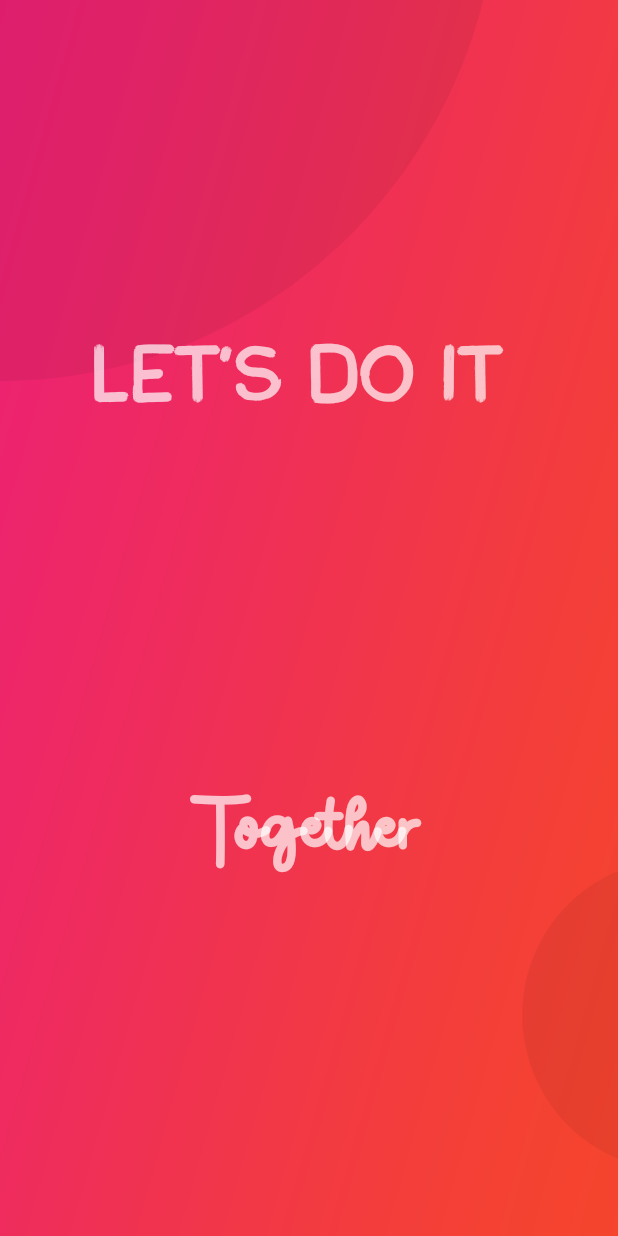
After one commit to adarsh-dhakad/LetsDoItTogether, an Android app: the SplashActivity screen opened directly, with no data from a screen before it, on a phone screen of 412 x 824 dp. The commit adds this screen. Run offline under Robolectric (Android 15) with nearby library versions, the phone set to English and light mode, and no system bars.

Commit message:
added Splash Screen

```diff
--- a/app/src/main/AndroidManifest.xml
+++ b/app/src/main/AndroidManifest.xml
@@ -9,13 +9,19 @@
         android:roundIcon="@mipmap/ic_launcher_round"
         android:supportsRtl="true"
         android:theme="@style/Theme.LetsDoItTogether">
-        <activity android:name=".MainActivity">
+        <activity android:name=".SplashActivity"
+            android:screenOrientation="portrait"
+            android:theme="@style/Theme.AppCompat.NoActionBar"
+            >
             <intent-filter>
                 <action android:name="android.intent.action.MAIN" />
 
                 <category android:name="android.intent.category.LAUNCHER" />
             </intent-filter>
         </activity>
+        <activity android:name=".MainActivity">
+
+        </activity>
     </application>
 
 </manifest>
--- /dev/null
+++ b/app/src/main/java/com/example/letsdoittogether/SplashActivity.kt
@@ -0,0 +1,45 @@
+package com.example.letsdoittogether
+
+import android.content.Intent
+import android.graphics.Typeface
+import android.os.Build
+import androidx.appcompat.app.AppCompatActivity
+import android.os.Bundle
+import android.os.Handler
+import android.view.WindowInsets
+import android.view.WindowManager
+import android.widget.TextView
+
+
+class SplashActivity : AppCompatActivity() {
+
+    override fun onCreate(savedInstanceState: Bundle?) {
+        super.onCreate(savedInstanceState)
+        setContentView(R.layout.activity_splash)
+// hide statusbar
+        @Suppress("DEPRECATION")
+        if (Build.VERSION.SDK_INT >= Build.VERSION_CODES.R) {
+            window.insetsController?.hide(WindowInsets.Type.statusBars())
+        } else {
+            window.setFlags(
+                WindowManager.LayoutParams.FLAG_FULLSCREEN,
+                WindowManager.LayoutParams.FLAG_FULLSCREEN
+            )
+        }
+        // font
+    val typeface:Typeface = Typeface.createFromAsset(assets,"Rainday.ttf")
+    val tv_title  = findViewById<TextView>(R.id.tv_title)
+    tv_title.typeface = typeface
+    val typeface2:Typeface = Typeface.createFromAsset(assets,"Donathe.ttf")
+        val tv_title2  = findViewById<TextView>(R.id.tv_title2)
+        tv_title2.typeface = typeface2
+
+    Handler().postDelayed(
+        {
+     val intent = Intent(this@SplashActivity, MainActivity::class.java)
+     startActivity(intent)
+     finish()
+        },
+
+ 3000   )
+}}
--- /dev/null
+++ b/app/src/main/res/layout/activity_splash.xml
@@ -0,0 +1,37 @@
+<?xml version="1.0" encoding="utf-8"?>
+<androidx.constraintlayout.widget.ConstraintLayout xmlns:android="http://schemas.android.com/apk/res/android"
+    xmlns:app="http://schemas.android.com/apk/res-auto"
+    xmlns:tools="http://schemas.android.com/tools"
+    android:layout_width="match_parent"
+    android:layout_height="match_parent"
+    android:background="@drawable/img_splash_background"
+    tools:context=".SplashActivity">
+
+    <TextView
+        android:id="@+id/tv_title"
+
+        android:layout_width="wrap_content"
+        android:layout_height="wrap_content"
+        android:text="Let's Do It "
+        android:layout_margin="2dp"
+        android:padding="1dp"
+        app:layout_constraintBottom_toTopOf="@+id/tv_title2"
+        app:layout_constraintLeft_toLeftOf="parent"
+        app:layout_constraintRight_toRightOf="parent"
+        android:textSize="55dp"
+        app:layout_constraintTop_toTopOf="parent" />
+    <TextView
+        android:id="@+id/tv_title2"
+        android:layout_width="wrap_content"
+        android:layout_height="wrap_content"
+        android:text="Together"
+        android:textSize="40dp"
+        android:layout_margin="11dp"
+        android:layout_marginBottom="11dp"
+       app:layout_constraintTop_toBottomOf="@id/tv_title"
+        app:layout_constraintBottom_toBottomOf="parent"
+        app:layout_constraintLeft_toLeftOf="parent"
+        app:layout_constraintRight_toRightOf="parent"
+        />
+
+</androidx.constraintlayout.widget.ConstraintLayout>
--- a/app/src/main/res/values/themes.xml
+++ b/app/src/main/res/values/themes.xml
@@ -13,4 +13,8 @@
         <item name="android:statusBarColor" tools:targetApi="l">?attr/colorPrimaryVariant</item>
         <!-- Customize your theme here. -->
     </style>
+    <style name="Theme.AppCompat.Light.NoActionBar" >
+       <item name="windowActionBar">false</item>
+        <item name="windowNoTitle">true</item>
+    </style>
 </resources>
```
Also changed, not shown: app/src/main/assets/Donathe.ttf (added), app/src/main/assets/Rainday.ttf (added), app/src/main/res/drawable/img_splash_background.png (added).
